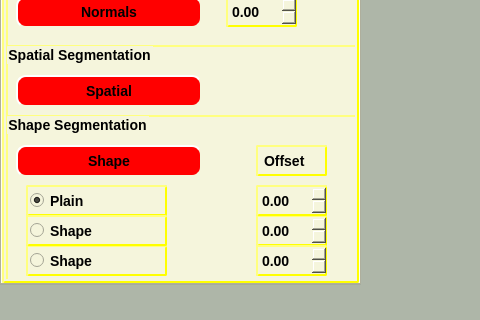
First picture: the form in forms/mainwindow.ui, repository pranjal23/osg2citygml, before the edit; both pictures show x 0 to 480 and y 376 to 696 of the 974 by 696 pixel window.
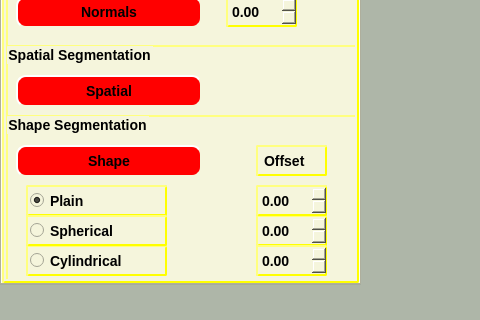
Second picture: the form after the edit. The open tabs and pages were chosen to show the change. Icons and pictures are not drawn. Custom widgets are drawn as their Qt base class.

Commit message: [Changes] - Shape only segmentation

Diff of the .ui file:
```diff
--- a/forms/mainwindow.ui
+++ b/forms/mainwindow.ui
@@ -1931,7 +1931,7 @@
           </rect>
          </property>
          <property name="text">
-          <string>Shape</string>
+          <string>Cylindrical</string>
          </property>
         </widget>
         <widget class="QDoubleSpinBox" name="sphericalOffset">
@@ -2152,7 +2152,7 @@
           </rect>
          </property>
          <property name="text">
-          <string>Shape</string>
+          <string>Spherical</string>
          </property>
         </widget>
         <widget class="QDoubleSpinBox" name="cylindricalOffset">
```
The commit also changes 5 other files.
